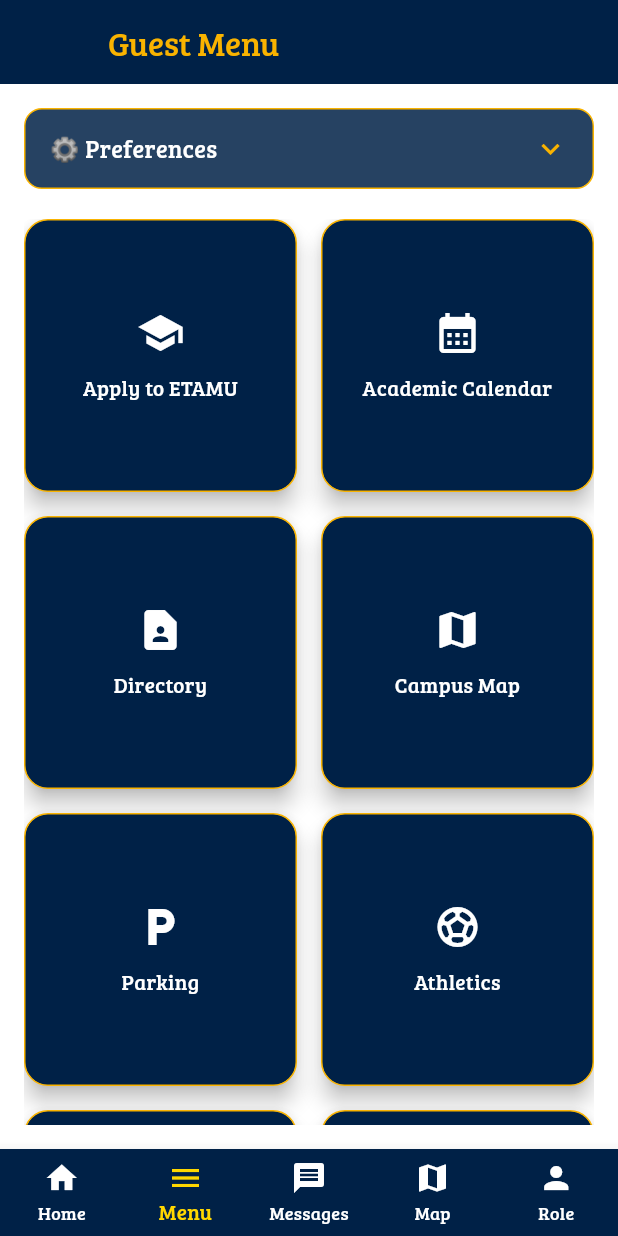
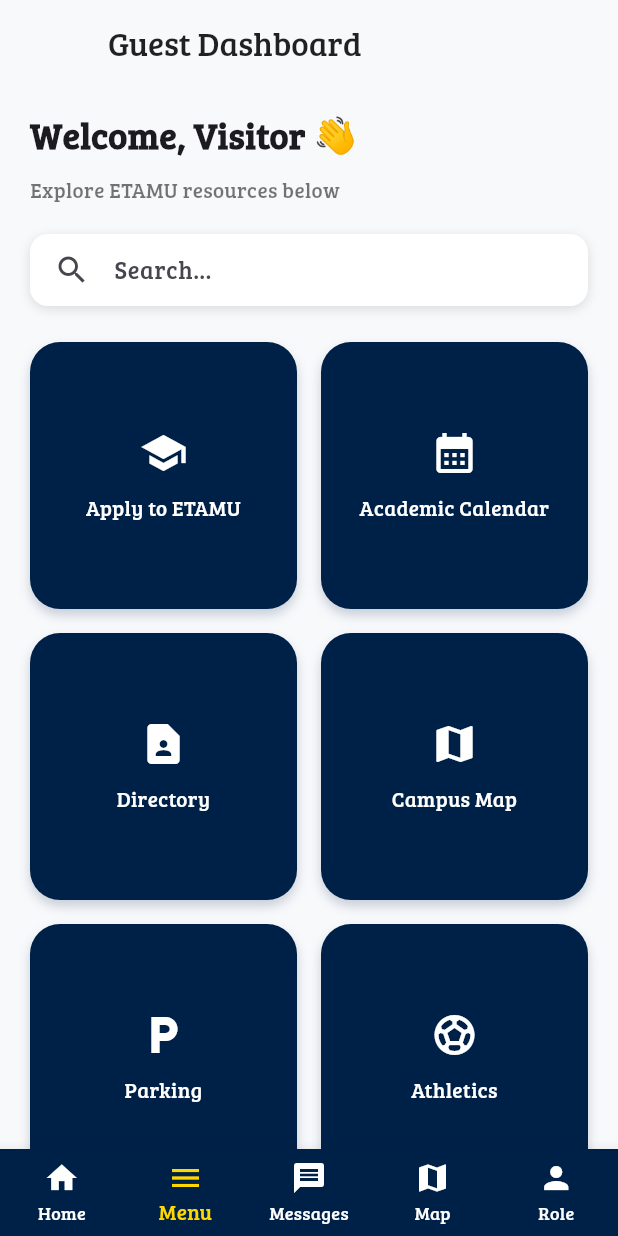
Before and after one commit to kingct19/ETAMU-All-in-One, a Flutter app: the screen it shows after launch, item 2 of the bottom bar chosen, on a phone screen of 412 x 824 dp. Run offline on Flutter 3.47's test engine with Material 3 defaults, Android fonts, the phone set to English and light mode, and no system bars; our stand-ins replace firebase_auth, firebase_core, flutter_local_notifications, google_fonts, shared_preferences, table_calendar and 2 more; missing offline and left inert: android_intent_plus, icalendar_parser; accounts and stored records are empty.

```diff
--- a/etamu_all_in_one/lib/screens/guest_menu.dart
+++ b/etamu_all_in_one/lib/screens/guest_menu.dart
@@ -1,6 +1,6 @@
 import 'package:flutter/material.dart';
-import 'package:etamu_all_in_one/theme.dart';
 import '../widgets/guest_webview.dart';
+import '../theme.dart';
 
 class GuestMenuTab extends StatefulWidget {
   const GuestMenuTab({super.key});
@@ -18,152 +18,121 @@ class _GuestMenuTabState extends State<GuestMenuTab> {
       'title': 'Apply to ETAMU',
       'url': 'https://www.tamuc.edu/apply/',
       'icon': Icons.school,
-      'color': Color(0xFF002147),
     },
     {
       'title': 'Academic Calendar',
       'url': 'https://calendar.tamuc.edu/academic',
       'icon': Icons.calendar_month,
-      'color': Color(0xFF002147),
     },
     {
       'title': 'Directory',
       'url': 'https://appsprod.tamuc.edu/pb/Default.asp?search=keywordresult',
       'icon': Icons.contact_page,
-      'color': Color(0xFF002147),
     },
     {
       'title': 'Campus Map',
       'url': 'https://www.tamuc.edu/map/',
       'icon': Icons.map,
-      'color': Color(0xFF002147),
     },
     {
       'title': 'Parking',
       'url': 'https://www.tamuc.edu/parking/',
       'icon': Icons.local_parking,
-      'color': Color(0xFF002147),
     },
     {
       'title': 'Athletics',
       'url': 'https://lionathletics.com/',
       'icon': Icons.sports_soccer,
-      'color': Color(0xFF002147),
     },
     {
       'title': 'Campus Rec',
       'url': 'https://www.tamuc.edu/campusrec/',
       'icon': Icons.fitness_center,
-      'color': Color(0xFF002147),
     },
     {
       'title': 'Lion Safe App',
       'url': 'https://apps.apple.com/us/app/lion-safe/id1434558723',
       'icon': Icons.shield,
-      'color': Color(0xFF002147),
     },
   ];
 
   @override
   Widget build(BuildContext context) {
+    const Color background = Color(0xFFF8F9FB);
+    const Color navy = Color(0xFF002147);
+    const Color gold = Color(0xFFFFD700);
+
     return Scaffold(
-      backgroundColor: Colors.white,
+      backgroundColor: background,
       appBar: AppBar(
-        leading: Container(),
-        backgroundColor: ETAMUTheme.primary,
+        backgroundColor: Colors.transparent,
         elevation: 0,
+        leading: const SizedBox(),
         title: const Text(
-          'Guest Menu',
-          style: TextStyle(
-            fontFamily: 'BreeSerif',
-            color: ETAMUTheme.secondary,
+          'Guest Dashboard',
+          style: TextStyle(fontFamily: 'BreeSerif', color: Colors.black87),
         ),
       ),
-        iconTheme: const IconThemeData(color: ETAMUTheme.secondary),
-      ),
-      body: Padding(
-        padding: const EdgeInsets.all(16.0),
+      body: SafeArea(
+        child: SingleChildScrollView(
+          padding: const EdgeInsets.symmetric(horizontal: 20, vertical: 16),
           child: Column(
-          children: [
-            // ⚙️ Preferences Section
-            InkWell(
-              onTap: () => setState(() => _showPreferences = !_showPreferences),
-              borderRadius: BorderRadius.circular(12),
-              child: Container(
-                padding: const EdgeInsets.symmetric(
-                  horizontal: 16,
-                  vertical: 14,
-                ),
-                decoration: BoxDecoration(
-                  color: ETAMUTheme.primary.withOpacity(0.85),
-                  borderRadius: BorderRadius.circular(12),
-                  border: Border.all(color: ETAMUTheme.secondary),
-                ),
-                child: Row(
-                  mainAxisAlignment: MainAxisAlignment.spaceBetween,
+            crossAxisAlignment: CrossAxisAlignment.start,
             children: [
               const Text(
-                      '⚙ Preferences',
+                'Welcome, Visitor 👋',
                 style: TextStyle(
+                  fontSize: 24,
+                  fontWeight: FontWeight.bold,
                   fontFamily: 'BreeSerif',
-                        fontSize: 16,
-                        color: Colors.white,
                 ),
               ),
-                    Icon(
-                      _showPreferences ? Icons.expand_less : Icons.expand_more,
-                      color: ETAMUTheme.secondary,
+              const SizedBox(height: 8),
+              const Text(
+                'Explore ETAMU resources below',
+                style: TextStyle(fontSize: 14, color: Colors.black54),
+              ),
+              const SizedBox(height: 20),
+
+              // Search bar
+              Container(
+                padding: const EdgeInsets.symmetric(horizontal: 16),
+                decoration: BoxDecoration(
+                  color: Colors.white,
+                  borderRadius: BorderRadius.circular(12),
+                  boxShadow: const [
+                    BoxShadow(
+                      blurRadius: 6,
+                      color: Colors.black12,
+                      offset: Offset(0, 2),
                     ),
                   ],
                 ),
+                child: const TextField(
+                  decoration: InputDecoration(
+                    icon: Icon(Icons.search),
+                    hintText: 'Search...',
+                    border: InputBorder.none,
                   ),
                 ),
-            if (_showPreferences) ...[
-              const SizedBox(height: 12),
-              SwitchListTile(
-                value: _darkMode,
-                onChanged: (val) => setState(() => _darkMode = val),
-                title: const Text(
-                  'Dark Mode',
-                  style: TextStyle(
-                    color: Colors.white,
-                    fontFamily: 'BreeSerif',
               ),
-                ),
-                secondary: const Icon(Icons.dark_mode, color: Colors.white),
-              ),
-              ListTile(
-                leading: const Icon(Icons.feedback, color: Colors.white),
-                title: const Text(
-                  'Submit Feedback',
-                  style: TextStyle(
-                    color: Colors.white,
-                    fontFamily: 'BreeSerif',
-                  ),
-                ),
-                onTap: () {
-                  // TODO: Add feedback
-                },
-              ),
-            ],
-            const SizedBox(height: 20),
 
-            // 🧩 Grid Shortcuts
-            Expanded(
-              child: GridView.builder(
+              const SizedBox(height: 24),
+
+              // Grid cards
+              GridView.builder(
                 itemCount: _menuItems.length,
+                shrinkWrap: true,
+                physics: const NeverScrollableScrollPhysics(),
                 gridDelegate: const SliverGridDelegateWithFixedCrossAxisCount(
                   crossAxisCount: 2,
                   crossAxisSpacing: 16,
                   mainAxisSpacing: 16,
+                  childAspectRatio: 1.0,
                 ),
                 itemBuilder: (context, index) {
                   final item = _menuItems[index];
-                  return Material(
-                    color: Colors.transparent,
-                    elevation: 6,
-                    borderRadius: BorderRadius.circular(16),
-                    child: InkWell(
+                  return GestureDetector(
                     onTap: () {
                       Navigator.push(
                         context,
@@ -176,14 +145,17 @@ class _GuestMenuTabState extends State<GuestMenuTab> {
                         ),
                       );
                     },
-                      borderRadius: BorderRadius.circular(16),
-                      splashColor: ETAMUTheme.secondary.withOpacity(0.2),
-                      highlightColor: ETAMUTheme.secondary.withOpacity(0.1),
                     child: Container(
                       decoration: BoxDecoration(
-                          color: item['color'],
-                          borderRadius: BorderRadius.circular(16),
-                          border: Border.all(color: ETAMUTheme.secondary),
+                        color: navy,
+                        borderRadius: BorderRadius.circular(20),
+                        boxShadow: [
+                          BoxShadow(
+                            color: navy.withOpacity(0.2),
+                            blurRadius: 6,
+                            offset: const Offset(0, 4),
+                          ),
+                        ],
                       ),
                       padding: const EdgeInsets.all(16),
                       child: Column(
@@ -203,12 +175,11 @@ class _GuestMenuTabState extends State<GuestMenuTab> {
                         ],
                       ),
                     ),
-                    ),
                   );
                 },
               ),
+            ],
           ),
-          ],
         ),
       ),
     );
--- a/etamu_all_in_one/pubspec.yaml
+++ b/etamu_all_in_one/pubspec.yaml
@@ -26,6 +26,8 @@ dependencies:
   flutter_local_notifications: ^18.0.1
   timezone: ^0.9.2
   shimmer: ^3.0.0
+  html: ^0.15.6
+  xml: ^6.5.0
 
 dev_dependencies:
   flutter_test:
```
Also changed, not shown: etamu_all_in_one/lib/widgets/messages_tab.dart (+50 -21 lines), etamu_all_in_one/pubspec.lock. Lines whose indentation alone changed are shown as unchanged.
